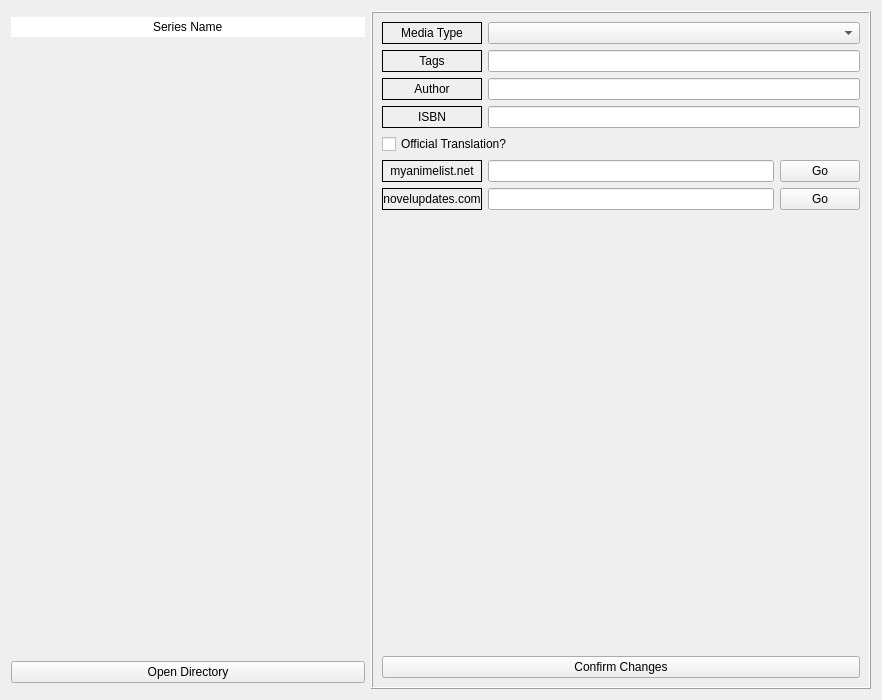
namboy94/toktokkie, file toktokkie/ui/qt/qt_designer/light_novel_config.ui: the form before one commit.
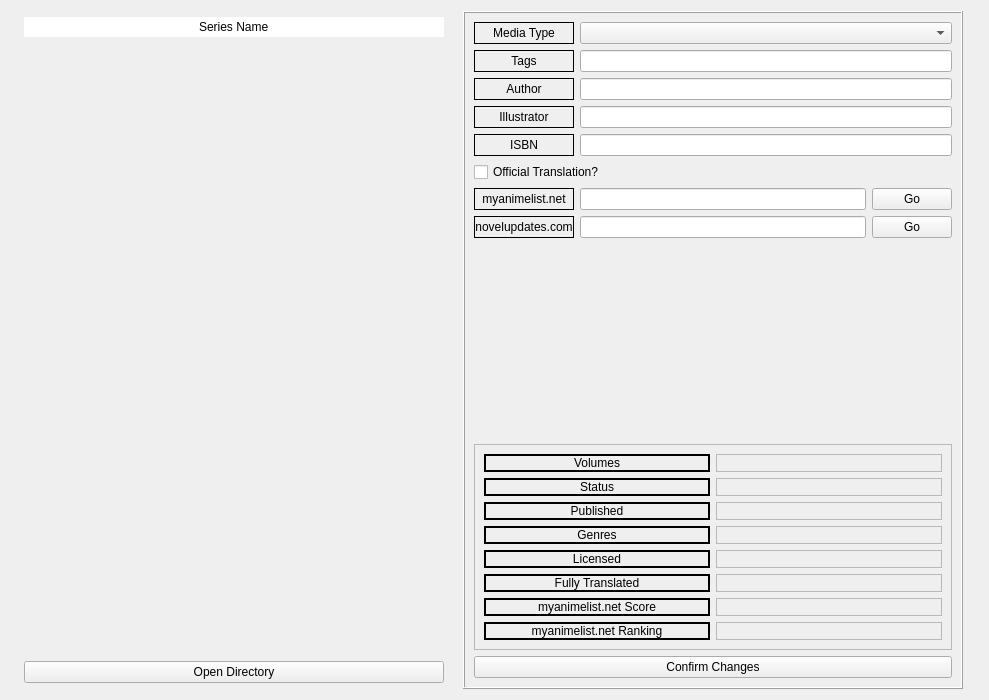
The form after the commit. Icons and pictures are not drawn.

Commit message: Finish Light novel GUI

Diff of the .ui file:
```diff
--- a/toktokkie/ui/qt/qt_designer/light_novel_config.ui
+++ b/toktokkie/ui/qt/qt_designer/light_novel_config.ui
@@ -6,7 +6,7 @@
    <rect>
     <x>0</x>
     <y>0</y>
-    <width>882</width>
+    <width>989</width>
     <height>700</height>
    </rect>
   </property>
@@ -101,110 +101,10 @@
       <enum>QFrame::Raised</enum>
      </property>
      <layout class="QGridLayout" name="gridLayout_2">
-      <item row="6" column="0">
-       <widget class="QLabel" name="label_2">
-        <property name="frameShape">
-         <enum>QFrame::Box</enum>
-        </property>
-        <property name="text">
-         <string>novelupdates.com</string>
-        </property>
-        <property name="alignment">
-         <set>Qt::AlignCenter</set>
-        </property>
-       </widget>
-      </item>
-      <item row="1" column="1" colspan="2">
-       <widget class="QLineEdit" name="tags_edit">
-        <property name="text">
-         <string/>
-        </property>
-       </widget>
-      </item>
-      <item row="2" column="0">
-       <widget class="QLabel" name="label_6">
-        <property name="frameShape">
-         <enum>QFrame::Box</enum>
-        </property>
-        <property name="text">
-         <string>Author</string>
-        </property>
-        <property name="alignment">
-         <set>Qt::AlignCenter</set>
-        </property>
-       </widget>
-      </item>
-      <item row="2" column="1" colspan="2">
-       <widget class="QLineEdit" name="author_edit">
-        <property name="text">
-         <string/>
-        </property>
-       </widget>
-      </item>
-      <item row="5" column="2">
-       <widget class="QPushButton" name="myanimelist_url_button">
-        <property name="text">
-         <string>Go</string>
-        </property>
-       </widget>
-      </item>
-      <item row="6" column="1">
-       <widget class="QLineEdit" name="novelupdates_url_edit"/>
-      </item>
-      <item row="6" column="2">
-       <widget class="QPushButton" name="novelupdates_url_button">
-        <property name="text">
-         <string>Go</string>
-        </property>
-       </widget>
-      </item>
       <item row="0" column="1" colspan="2">
        <widget class="QComboBox" name="media_type_combo_box"/>
       </item>
-      <item row="1" column="0">
-       <widget class="QLabel" name="label_3">
-        <property name="frameShape">
-         <enum>QFrame::Box</enum>
-        </property>
-        <property name="text">
-         <string>Tags</string>
-        </property>
-        <property name="alignment">
-         <set>Qt::AlignCenter</set>
-        </property>
-       </widget>
-      </item>
-      <item row="0" column="0">
-       <widget class="QLabel" name="label_4">
-        <property name="frameShape">
-         <enum>QFrame::Box</enum>
-        </property>
-        <property name="text">
-         <string>Media Type</string>
-        </property>
-        <property name="alignment">
-         <set>Qt::AlignCenter</set>
-        </property>
-       </widget>
-      </item>
-      <item row="8" column="0" colspan="3">
-       <widget class="QPushButton" name="confirm_changes_button">
-        <property name="text">
-         <string>Confirm Changes</string>
-        </property>
-       </widget>
-      </item>
-      <item row="5" column="1">
-       <widget class="QLineEdit" name="myanimelist_url_edit"/>
-      </item>
-      <item row="3" column="1" colspan="2">
-       <widget class="QLineEdit" name="isbn_edit">
-        <property name="text">
-         <string/>
-        </property>
-       </widget>
-      </item>
-      <item row="5" column="0">
+      <item row="6" column="0">
        <widget class="QLabel" name="label">
         <property name="frameShape">
          <enum>QFrame::Box</enum>
@@ -217,7 +117,7 @@
         </property>
        </widget>
       </item>
-      <item row="7" column="0">
+      <item row="8" column="0">
        <spacer name="verticalSpacer">
         <property name="orientation">
          <enum>Qt::Vertical</enum>
@@ -230,26 +130,368 @@
         </property>
        </spacer>
       </item>
-      <item row="3" column="0">
-       <widget class="QLabel" name="label_7">
+      <item row="2" column="1" colspan="2">
+       <widget class="QLineEdit" name="author_edit">
+        <property name="text">
+         <string/>
+        </property>
+       </widget>
+      </item>
+      <item row="4" column="1" colspan="2">
+       <widget class="QLineEdit" name="isbn_edit">
+        <property name="text">
+         <string/>
+        </property>
+       </widget>
+      </item>
+      <item row="1" column="0">
+       <widget class="QLabel" name="label_3">
         <property name="frameShape">
          <enum>QFrame::Box</enum>
         </property>
         <property name="text">
-         <string>ISBN</string>
+         <string>Tags</string>
         </property>
         <property name="alignment">
          <set>Qt::AlignCenter</set>
         </property>
        </widget>
       </item>
-      <item row="4" column="0" colspan="3">
+      <item row="7" column="2">
+       <widget class="QPushButton" name="novelupdates_url_button">
+        <property name="text">
+         <string>Go</string>
+        </property>
+       </widget>
+      </item>
+      <item row="7" column="0">
+       <widget class="QLabel" name="label_2">
+        <property name="frameShape">
+         <enum>QFrame::Box</enum>
+        </property>
+        <property name="text">
+         <string>novelupdates.com</string>
+        </property>
+        <property name="alignment">
+         <set>Qt::AlignCenter</set>
+        </property>
+       </widget>
+      </item>
+      <item row="5" column="0" colspan="3">
        <widget class="QCheckBox" name="official_translation_check">
         <property name="text">
          <string>Official Translation?</string>
         </property>
        </widget>
       </item>
+      <item row="4" column="0">
+       <widget class="QLabel" name="label_7">
+        <property name="frameShape">
+         <enum>QFrame::Box</enum>
+        </property>
+        <property name="text">
+         <string>ISBN</string>
+        </property>
+        <property name="alignment">
+         <set>Qt::AlignCenter</set>
+        </property>
+       </widget>
+      </item>
+      <item row="6" column="2">
+       <widget class="QPushButton" name="myanimelist_url_button">
+        <property name="text">
+         <string>Go</string>
+        </property>
+       </widget>
+      </item>
+      <item row="6" column="1">
+       <widget class="QLineEdit" name="myanimelist_url_edit"/>
+      </item>
+      <item row="0" column="0">
+       <widget class="QLabel" name="label_4">
+        <property name="frameShape">
+         <enum>QFrame::Box</enum>
+        </property>
+        <property name="text">
+         <string>Media Type</string>
+        </property>
+        <property name="alignment">
+         <set>Qt::AlignCenter</set>
+        </property>
+       </widget>
+      </item>
+      <item row="2" column="0">
+       <widget class="QLabel" name="label_6">
+        <property name="frameShape">
+         <enum>QFrame::Box</enum>
+        </property>
+        <property name="text">
+         <string>Author</string>
+        </property>
+        <property name="alignment">
+         <set>Qt::AlignCenter</set>
+        </property>
+       </widget>
+      </item>
+      <item row="9" column="0" colspan="3">
+       <widget class="QFrame" name="frame_2">
+        <property name="frameShape">
+         <enum>QFrame::StyledPanel</enum>
+        </property>
+        <property name="frameShadow">
+         <enum>QFrame::Raised</enum>
+        </property>
+        <layout class="QGridLayout" name="gridLayout_3">
+         <item row="1" column="1">
+          <widget class="QLabel" name="status_label">
+           <property name="frameShape">
+            <enum>QFrame::StyledPanel</enum>
+           </property>
+           <property name="text">
+            <string/>
+           </property>
+           <property name="alignment">
+            <set>Qt::AlignCenter</set>
+           </property>
+          </widget>
+         </item>
+         <item row="2" column="1">
+          <widget class="QLabel" name="published_label">
+           <property name="frameShape">
+            <enum>QFrame::StyledPanel</enum>
+           </property>
+           <property name="text">
+            <string/>
+           </property>
+           <property name="alignment">
+            <set>Qt::AlignCenter</set>
+           </property>
+          </widget>
+         </item>
+         <item row="0" column="0">
+          <widget class="QLabel" name="label_17">
+           <property name="frameShape">
+            <enum>QFrame::WinPanel</enum>
+           </property>
+           <property name="text">
+            <string>Volumes</string>
+           </property>
+           <property name="alignment">
+            <set>Qt::AlignCenter</set>
+           </property>
+          </widget>
+         </item>
+         <item row="6" column="0">
+          <widget class="QLabel" name="label_16">
+           <property name="frameShape">
+            <enum>QFrame::WinPanel</enum>
+           </property>
+           <property name="text">
+            <string>Fully Translated</string>
+           </property>
+           <property name="alignment">
+            <set>Qt::AlignCenter</set>
+           </property>
+          </widget>
+         </item>
+         <item row="6" column="1">
+          <widget class="QLabel" name="fully_translated_label">
+           <property name="frameShape">
+            <enum>QFrame::StyledPanel</enum>
+           </property>
+           <property name="text">
+            <string/>
+           </property>
+           <property name="alignment">
+            <set>Qt::AlignCenter</set>
+           </property>
+           <property name="wordWrap">
+            <bool>false</bool>
+           </property>
+          </widget>
+         </item>
+         <item row="2" column="0">
+          <widget class="QLabel" name="label_10">
+           <property name="frameShape">
+            <enum>QFrame::WinPanel</enum>
+           </property>
+           <property name="text">
+            <string>Published</string>
+           </property>
+           <property name="alignment">
+            <set>Qt::AlignCenter</set>
+           </property>
+          </widget>
+         </item>
+         <item row="0" column="1">
+          <widget class="QLabel" name="volume_count_label">
+           <property name="frameShape">
+            <enum>QFrame::StyledPanel</enum>
+           </property>
+           <property name="text">
+            <string/>
+           </property>
+           <property name="alignment">
+            <set>Qt::AlignCenter</set>
+           </property>
+          </widget>
+         </item>
+         <item row="7" column="1">
+          <widget class="QLabel" name="mal_score_label">
+           <property name="frameShape">
+            <enum>QFrame::StyledPanel</enum>
+           </property>
+           <property name="text">
+            <string/>
+           </property>
+           <property name="alignment">
+            <set>Qt::AlignCenter</set>
+           </property>
+          </widget>
+         </item>
+         <item row="8" column="0">
+          <widget class="QLabel" name="label_20">
+           <property name="frameShape">
+            <enum>QFrame::WinPanel</enum>
+           </property>
+           <property name="text">
+            <string>myanimelist.net Ranking</string>
+           </property>
+           <property name="alignment">
+            <set>Qt::AlignCenter</set>
+           </property>
+          </widget>
+         </item>
+         <item row="4" column="0">
+          <widget class="QLabel" name="label_18">
+           <property name="frameShape">
+            <enum>QFrame::WinPanel</enum>
+           </property>
+           <property name="text">
+            <string>Genres</string>
+           </property>
+           <property name="alignment">
+            <set>Qt::AlignCenter</set>
+           </property>
+          </widget>
+         </item>
+         <item row="4" column="1">
+          <widget class="QLabel" name="genres_label">
+           <property name="frameShape">
+            <enum>QFrame::StyledPanel</enum>
+           </property>
+           <property name="text">
+            <string/>
+           </property>
+           <property name="alignment">
+            <set>Qt::AlignCenter</set>
+           </property>
+           <property name="wordWrap">
+            <bool>true</bool>
+           </property>
+          </widget>
+         </item>
+         <item row="1" column="0">
+          <widget class="QLabel" name="label_8">
+           <property name="frameShape">
+            <enum>QFrame::WinPanel</enum>
+           </property>
+           <property name="text">
+            <string>Status</string>
+           </property>
+           <property name="alignment">
+            <set>Qt::AlignCenter</set>
+           </property>
+          </widget>
+         </item>
+         <item row="7" column="0">
+          <widget class="QLabel" name="label_19">
+           <property name="frameShape">
+            <enum>QFrame::WinPanel</enum>
+           </property>
+           <property name="text">
+            <string>myanimelist.net Score</string>
+           </property>
+           <property name="alignment">
+            <set>Qt::AlignCenter</set>
+           </property>
+          </widget>
+         </item>
+         <item row="8" column="1">
+          <widget class="QLabel" name="mal_ranking_label">
+           <property name="frameShape">
+            <enum>QFrame::StyledPanel</enum>
+           </property>
+           <property name="text">
+            <string/>
+           </property>
+           <property name="alignment">
+            <set>Qt::AlignCenter</set>
+           </property>
+          </widget>
+         </item>
+         <item row="5" column="0">
+          <widget class="QLabel" name="label_14">
+           <property name="frameShape">
+            <enum>QFrame::WinPanel</enum>
+           </property>
+           <property name="text">
+            <string>Licensed</string>
+           </property>
+           <property name="alignment">
+            <set>Qt::AlignCenter</set>
+           </property>
+          </widget>
+         </item>
+         <item row="5" column="1">
+          <widget class="QLabel" name="licensed_label">
+           <property name="frameShape">
+            <enum>QFrame::StyledPanel</enum>
+           </property>
+           <property name="text">
+            <string/>
+           </property>
+           <property name="alignment">
+            <set>Qt::AlignCenter</set>
+           </property>
+          </widget>
+         </item>
+        </layout>
+       </widget>
+      </item>
+      <item row="1" column="1" colspan="2">
+       <widget class="QLineEdit" name="tags_edit">
+        <property name="text">
+         <string/>
+        </property>
+       </widget>
+      </item>
+      <item row="7" column="1">
+       <widget class="QLineEdit" name="novelupdates_url_edit"/>
+      </item>
+      <item row="10" column="0" colspan="3">
+       <widget class="QPushButton" name="confirm_changes_button">
+        <property name="text">
+         <string>Confirm Changes</string>
+        </property>
+       </widget>
+      </item>
+      <item row="3" column="1" colspan="2">
+       <widget class="QLineEdit" name="illustrator_edit"/>
+      </item>
+      <item row="3" column="0">
+       <widget class="QLabel" name="label_5">
+        <property name="frameShape">
+         <enum>QFrame::Box</enum>
+        </property>
+        <property name="text">
+         <string>Illustrator</string>
+        </property>
+        <property name="alignment">
+         <set>Qt::AlignCenter</set>
+        </property>
+       </widget>
+      </item>
      </layout>
     </widget>
    </item>
```
The commit also changes 11 other files.
